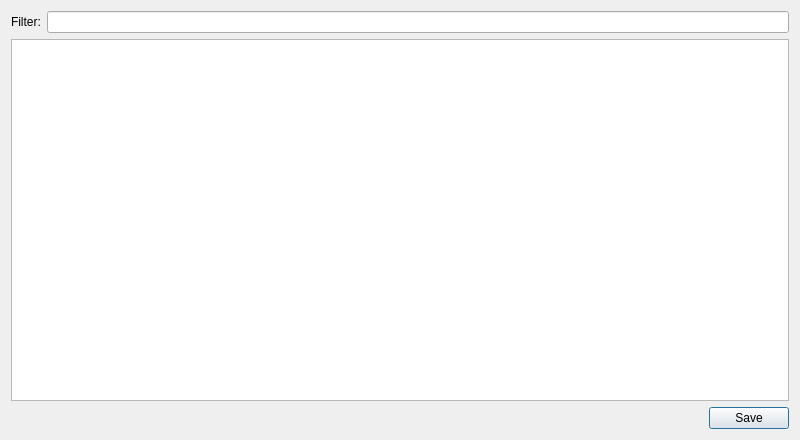
Old version of the form src/Sigil/Form_Files/IndexEditor.ui in the repository Sigil-Ebook/Sigil.
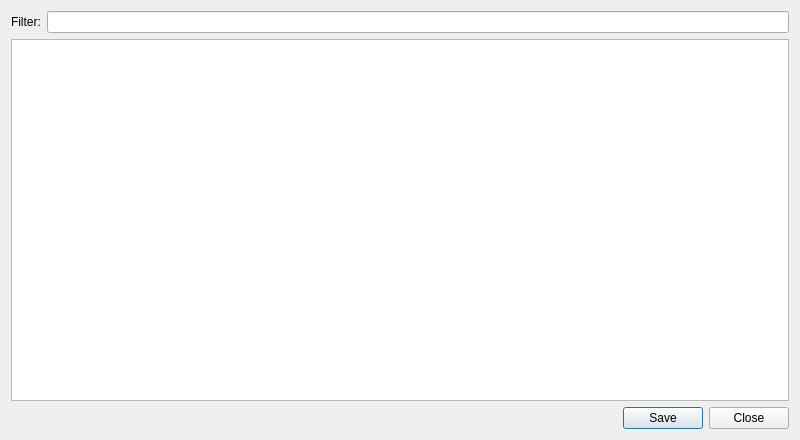
New version of the form. Custom widgets are drawn as their Qt base class.

Commit message: Add close buttons to a few dialogs for consistency.

```diff
--- a/src/Sigil/Form_Files/IndexEditor.ui
+++ b/src/Sigil/Form_Files/IndexEditor.ui
@@ -57,7 +57,7 @@
         <string/>
        </property>
        <property name="standardButtons">
-        <set>QDialogButtonBox::Save</set>
+        <set>QDialogButtonBox::Close|QDialogButtonBox::Save</set>
        </property>
       </widget>
      </item>
```
The commit also changes 21 other files.
